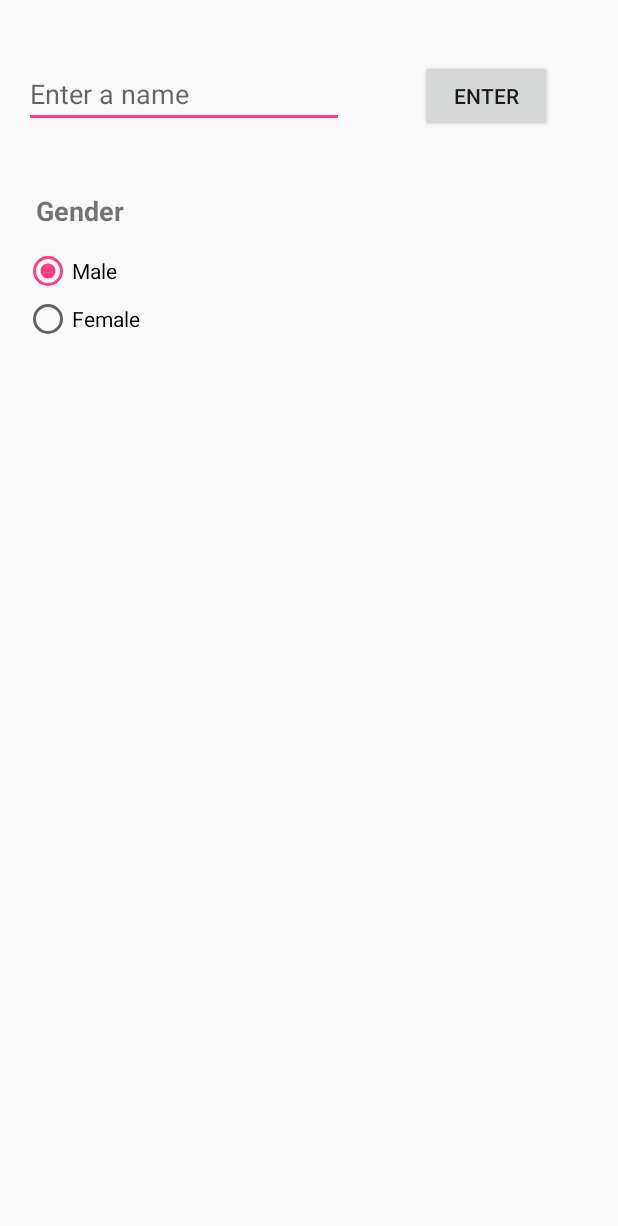
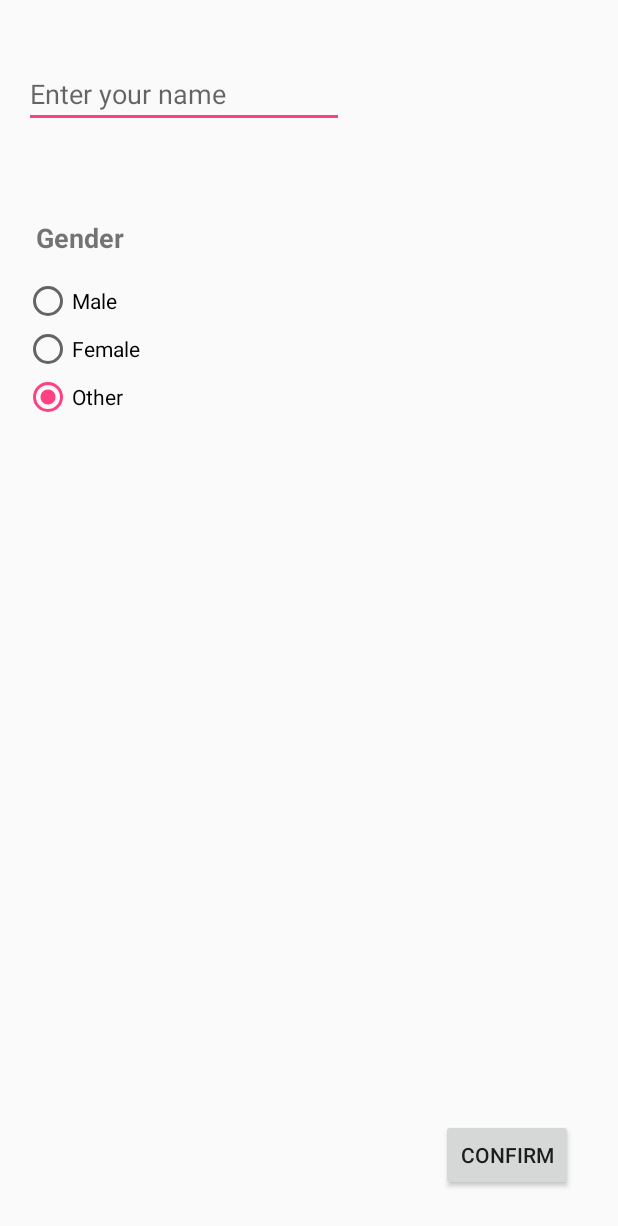
Before and after one commit to orwhaleca/cosc625_fashionadvisor, an Android app: the fragment Settings shown on its own in the app's theme, on a phone screen of 412 x 824 dp. Shown: the top 1226 px of the screen. Run offline under Robolectric (Android 15) with nearby library versions, the phone set to English and light mode, and no system bars.

Commit message:
Completed Settings fragment
Will now store name and gender to local file storage. When a name is detected in the user.info file, it displays the name under the text box. Will also set the radio button to the currently selected gender. Also added Other option for gender.

```diff
--- a/FashionAdvisor/app/src/main/java/fragments/Settings.java
+++ b/FashionAdvisor/app/src/main/java/fragments/Settings.java
@@ -1,10 +1,24 @@
 package fragments;
 
+import android.content.Context;
 import android.os.Bundle;
 import android.support.v4.app.Fragment;
 import android.view.LayoutInflater;
 import android.view.View;
 import android.view.ViewGroup;
+import android.widget.Button;
+import android.widget.EditText;
+import android.widget.RadioButton;
+import android.widget.RadioGroup;
+import android.widget.TextView;
+import android.widget.Toast;
+
+import java.io.File;
+import java.io.FileNotFoundException;
+import java.io.FileOutputStream;
+import java.io.IOException;
+import java.io.OutputStreamWriter;
+import java.util.Scanner;
 
 import cosc625.fashionadvisor.R;
 
@@ -13,9 +27,14 @@ import cosc625.fashionadvisor.R;
  * Modified by Alison on 5/10/17.
  */
 
-//TODO: Implement user settings - please use clothing.Temperature to define ranges of the temp slider
-//TODO: Make buttons do things
+//TODO: Add firstRun functionality.
 public class Settings extends Fragment {
+
+    RadioGroup radioGender;
+    EditText nameBox;
+    Button enterButton;
+    TextView display;
+
 
     public Settings() {
         //empty constructor
@@ -31,7 +50,79 @@ public class Settings extends Fragment {
                              ViewGroup container,
                              Bundle savedInstanceState) {
         //Inflate the layout for this fragment
-        return inflater.inflate(R.layout.settings, container, false);
+        final Context context = getActivity().getApplicationContext();
+        final View view = inflater.inflate(R.layout.settings, container, false);
+        radioGender = (RadioGroup) view.findViewById(R.id.radioSex);
+        nameBox = (EditText)view.findViewById(R.id.editText);
+        enterButton = (Button) view.findViewById(R.id.button2);
+        display = (TextView)view.findViewById(R.id.displayName);
+        enterButton.setOnClickListener(new View.OnClickListener() {
+            public void onClick(View v) {
+                // Perform action on click
+                String newName = nameBox.getText().toString();
+                String newGender = ((RadioButton)view.findViewById(radioGender.getCheckedRadioButtonId())).getText().toString();
+                writeUser(newName,newGender,context);
+                display.setText(newName);
+                view.invalidate();
+                //toast(context, "Button pressed!");
+
+
+
+            }
+        });
+        String nameFromFile="";
+        String genderFromFile="";
+        try {
+            File uinfo = new File(context.getFilesDir()+"/user.info");
+            Scanner scan = new Scanner(uinfo);
+            String name = scan.nextLine();
+            String gender = scan.nextLine();
+            scan.close();
+            nameFromFile=name;
+            genderFromFile=gender;
+        } catch (FileNotFoundException e) {
+            //toast(context, "user.info not found!");
+        }
+        switch(genderFromFile)
+        {
+            case "Male":
+                radioGender.check(R.id.radioMale);
+                break;
+            case "Female":
+                radioGender.check(R.id.radioFemale);
+                break;
+            default:
+                radioGender.check(R.id.radioOther);
+
+        }
+        display.setText(nameFromFile);
+        return view;
+    }
+    public void writeUser(String name, String gender, Context context)
+    {
+        try {
+
+
+            FileOutputStream outputStream = context.openFileOutput("user.info", Context.MODE_PRIVATE);
+            OutputStreamWriter osw = new OutputStreamWriter(outputStream);
+            //toast(context,"Writing: "+name+"+"+gender);
+            String out = name+"\n"+gender;
+            System.out.println(out);
+            osw.write(out);
+            osw.close();
+            outputStream.close();
+
+        }
+        catch (IOException e)
+        {
+            toast(context,"IOException");
+        }
+
+    }
+    public void toast(Context context, CharSequence message)
+    {
+        Toast mess = Toast.makeText(context, message,Toast.LENGTH_SHORT);
+        mess.show();
     }
 
 }
--- a/FashionAdvisor/app/src/main/res/layout/settings.xml
+++ b/FashionAdvisor/app/src/main/res/layout/settings.xml
@@ -15,19 +15,9 @@
         android:ems="10"
         android:hint="@string/edit_name"
         android:inputType="textPersonName"
+        android:visibility="visible"
         app:layout_constraintLeft_toLeftOf="parent"
         app:layout_constraintTop_toTopOf="parent" />
-
-    <Button
-        android:id="@+id/button"
-        android:layout_width="wrap_content"
-        android:layout_height="wrap_content"
-        android:text="@string/name_button"
-        app:layout_constraintBaseline_toBaselineOf="@+id/editText"
-        app:layout_constraintLeft_toRightOf="@+id/editText"
-        android:layout_marginLeft="14dp"
-        android:layout_marginRight="8dp"
-        app:layout_constraintRight_toRightOf="parent" />
 
     <TextView
         android:id="@+id/textView"
@@ -48,13 +38,23 @@
         app:layout_constraintTop_toBottomOf="@+id/editText"
         app:layout_constraintVertical_bias="0.902" />
 
+    <Button
+        android:id="@+id/button2"
+        android:layout_width="wrap_content"
+        android:layout_height="wrap_content"
+        android:layout_marginBottom="30dp"
+        android:layout_marginRight="30dp"
+        android:text="@string/settings_confirm"
+        app:layout_constraintBottom_toBottomOf="parent"
+        app:layout_constraintRight_toRightOf="parent" />
+
     <RadioGroup
         android:id="@+id/radioSex"
         android:layout_width="117dp"
-        android:layout_height="79dp"
+        android:layout_height="100dp"
         android:layout_marginLeft="16dp"
+        android:layout_marginTop="99dp"
         app:layout_constraintLeft_toLeftOf="parent"
-        android:layout_marginTop="79dp"
         app:layout_constraintTop_toBottomOf="@+id/editText">
 
         <RadioButton
@@ -70,5 +70,24 @@
             android:layout_height="wrap_content"
             android:text="@string/radio_female" />
 
+        <RadioButton
+            android:id="@+id/radioOther"
+            android:layout_width="wrap_content"
+            android:layout_height="wrap_content"
+            android:text="@string/radio_other" />
+
     </RadioGroup>
+
+    <TextView
+        android:id="@+id/displayName"
+        android:layout_width="wrap_content"
+        android:layout_height="wrap_content"
+        android:layout_marginBottom="8dp"
+        android:layout_marginLeft="16dp"
+        android:layout_marginTop="8dp"
+        android:text="@string/name_default"
+        app:layout_constraintBottom_toTopOf="@+id/textView"
+        app:layout_constraintLeft_toLeftOf="parent"
+        app:layout_constraintTop_toBottomOf="@+id/editText"
+        app:layout_constraintVertical_bias="0.233" />
 </android.support.constraint.ConstraintLayout>
--- a/FashionAdvisor/app/src/main/res/values/strings.xml
+++ b/FashionAdvisor/app/src/main/res/values/strings.xml
@@ -9,9 +9,12 @@
     <string name="plan">This is the plan tab</string>
     <string name="wardrobe">This is the wardrobe tab</string>
     <string name="settings">This is the settings tab</string>
-    <string name="edit_name">Enter a name</string>
+    <string name="edit_name">Enter your name</string>
     <string name="name_button">Enter</string>
     <string name="radio_male">Male</string>
     <string name="radio_female">Female</string>
     <string name="radio_title">Gender</string>
+    <string name="settings_confirm">Confirm</string>
+    <string name="name_default">Name</string>
+    <string name="radio_other">Other</string>
 </resources>
```
